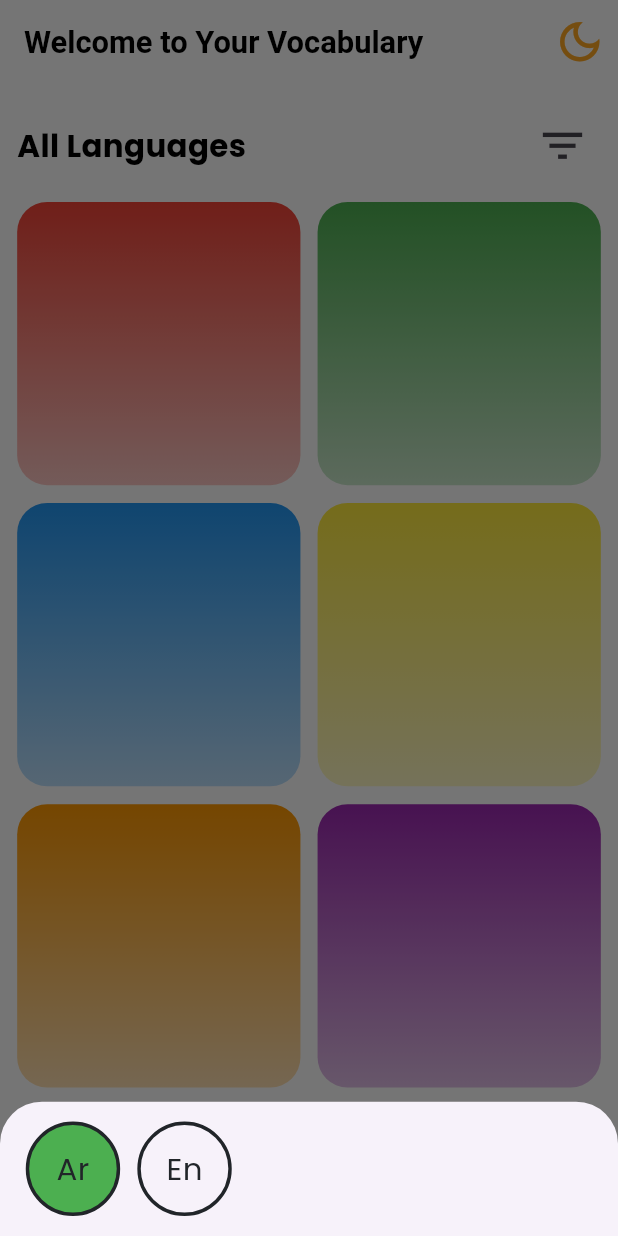
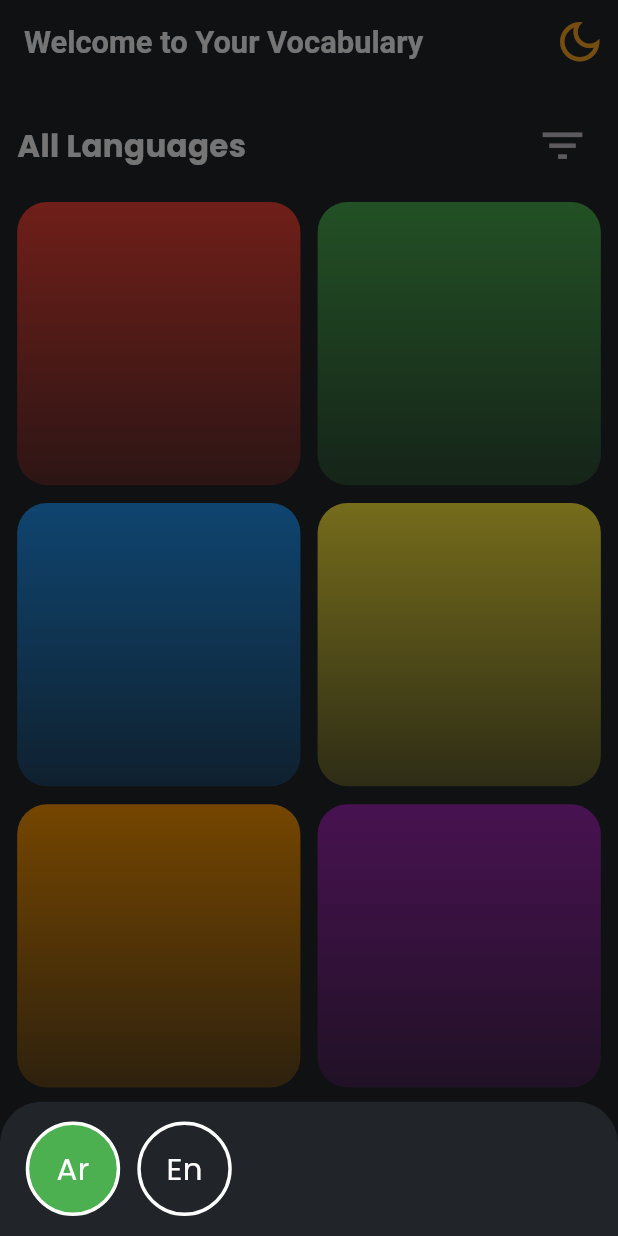
Before and after one commit to AbdoAlHady/Vocabulary_Note, a Flutter app: the screen it shows after launch, after a tap on the "add" icon, on a phone screen of 412 x 824 dp. Run offline on Flutter 3.47's test engine with Material 3 defaults, Android fonts, the phone set to English and light mode, and no system bars; drawn by our look-alikes of animated_text_kit; our stand-ins replace animated_background, flutter_bloc, flutter_screenutil, flutter_svg.

Commit message:
-added logic for change language type - handle text dark mode

```diff
--- a/lib/logic/write_note_cubit/write_note_cubit.dart
+++ b/lib/logic/write_note_cubit/write_note_cubit.dart
@@ -2,7 +2,9 @@ import 'package:flutter_bloc/flutter_bloc.dart';
 import 'package:vocabulary_note/logic/write_note_cubit/write_note_state.dart';
 
 class WriteNoteCubit extends Cubit<WriteNoteState> {
-  WriteNoteCubit() : super(const WriteNoteInitialState());
+  WriteNoteCubit() : super( WriteNoteInitialState());
+
+  WriteNoteCubit get(context) => BlocProvider.of<WriteNoteCubit>(context);
 
   bool isArabic = true;
   String text = '';
@@ -10,16 +12,16 @@ class WriteNoteCubit extends Cubit<WriteNoteState> {
 
   void updateLanguage(bool isArabic) {
     this.isArabic = isArabic;
-    emit(const WriteNoteInitialState());
+    emit( WriteNoteInitialState());
   }
 
   void updateText(String text) {
     this.text = text;
-    emit(const WriteNoteInitialState());
+    emit( WriteNoteInitialState());
   }
 
   void updateColor(int colorCode) {
     this.colorCode = colorCode;
-    emit(const WriteNoteInitialState());
+    emit( WriteNoteInitialState());
   }
 }
--- a/lib/logic/write_note_cubit/write_note_state.dart
+++ b/lib/logic/write_note_cubit/write_note_state.dart
@@ -1,21 +1,17 @@
 sealed class WriteNoteState {
-  const WriteNoteState();
 }
 
 class WriteNoteInitialState extends WriteNoteState {
-  const WriteNoteInitialState();
 }
 
 class WriteNoteLoadingState extends WriteNoteState {
-  const WriteNoteLoadingState();
 }
 
 class WriteNoteSuccessState extends WriteNoteState {
-  const WriteNoteSuccessState();
 }
 
 class WriteNoteErrorState extends WriteNoteState {
   final String errorMessage;
 
-  const WriteNoteErrorState(this.errorMessage);
+   WriteNoteErrorState(this.errorMessage);
 }
--- a/lib/ui/screens/home_screen.dart
+++ b/lib/ui/screens/home_screen.dart
@@ -2,6 +2,7 @@ import 'package:flutter/material.dart';
 import 'package:flutter_bloc/flutter_bloc.dart';
 import 'package:flutter_screenutil/flutter_screenutil.dart';
 import 'package:vocabulary_note/core/theme/app_colors.dart';
+import 'package:vocabulary_note/core/utis/extensions.dart';
 import 'package:vocabulary_note/helpers/spacing.dart';
 import 'package:vocabulary_note/logic/write_note_cubit/write_note_cubit.dart';
 import 'package:vocabulary_note/ui/widgets/home/add_note/add_note_bottom_sheet.dart';
@@ -22,6 +23,7 @@ class HomeScreen extends StatelessWidget {
         onPressed: () {
           showModalBottomSheet(
             context: context,
+            backgroundColor: context.isDark() ? AppColors.dark : AppColors.white,
             builder: (context) => BlocProvider(
               create: (context) => WriteNoteCubit(),
               child: const AddNoteBottomSheet(),
--- a/lib/ui/widgets/home/add_note/add_note_bottom_sheet.dart
+++ b/lib/ui/widgets/home/add_note/add_note_bottom_sheet.dart
@@ -14,14 +14,15 @@ class AddNoteBottomSheet extends StatelessWidget {
   Widget build(BuildContext context) {
     return BlocBuilder<WriteNoteCubit, WriteNoteState>(
       builder: (context, state) {
+        var cubit= WriteNoteCubit().get(context);
         return Container(
           width: double.infinity,
           padding: EdgeInsets.symmetric(horizontal: 15.w, vertical: 10.h),
-          child: const Column(
+          child:  Column(
             crossAxisAlignment: CrossAxisAlignment.start,
             mainAxisSize: MainAxisSize.min,
             children: [
-              ChoseLanguageType(isArabic: true, colorCode: 0xFF4CAF50),
+              ChoseLanguageType(isArabic: cubit.isArabic, colorCode: cubit.colorCode),
             ],
           ),
         );
--- a/lib/ui/widgets/home/add_note/chose_language_type.dart
+++ b/lib/ui/widgets/home/add_note/chose_language_type.dart
@@ -1,9 +1,11 @@
 import 'package:flutter/material.dart';
+import 'package:flutter_bloc/flutter_bloc.dart';
 import 'package:flutter_screenutil/flutter_screenutil.dart';
 import 'package:vocabulary_note/core/theme/app_colors.dart';
 import 'package:vocabulary_note/core/theme/app_text_styles.dart';
 import 'package:vocabulary_note/core/utis/extensions.dart';
 import 'package:vocabulary_note/helpers/spacing.dart';
+import 'package:vocabulary_note/logic/write_note_cubit/write_note_cubit.dart';
 
 class ChoseLanguageType extends StatelessWidget {
   const ChoseLanguageType({
@@ -23,8 +25,12 @@ class ChoseLanguageType extends StatelessWidget {
     );
   }
 
-  Container _buildChoseLanguageTypeItem({required String language, required bool isArabicLanguage , required BuildContext context}) {
-    return Container(
+  Widget _buildChoseLanguageTypeItem({required String language, required bool isArabicLanguage , required BuildContext context}) {
+    return InkWell(
+      onTap: () {
+       context.read<WriteNoteCubit>().updateLanguage(isArabicLanguage);
+      },
+      child: Container(
           width: 55.w,
           height: 55.h,
           alignment: Alignment.center,
@@ -43,6 +49,7 @@ class ChoseLanguageType extends StatelessWidget {
             color: context.isDark() ? Colors.white : AppColors.dark,
             ),
           ),
+        ),
     );
   }
 }
--- a/lib/ui/widgets/home/home_app_bar.dart
+++ b/lib/ui/widgets/home/home_app_bar.dart
@@ -2,6 +2,7 @@ import 'package:animated_text_kit/animated_text_kit.dart';
 import 'package:flutter/material.dart';
 import 'package:flutter_screenutil/flutter_screenutil.dart';
 import 'package:vocabulary_note/core/theme/app_colors.dart';
+import 'package:vocabulary_note/core/utis/extensions.dart';
 
 class HomeAppBar extends StatelessWidget implements PreferredSizeWidget {
   const HomeAppBar({
@@ -15,7 +16,7 @@ class HomeAppBar extends StatelessWidget implements PreferredSizeWidget {
         style: TextStyle(
             fontSize: 18.sp,
             fontWeight: FontWeight.w600,
-            color: Colors.black),
+            color: context.isDark()?AppColors.white :AppColors.dark),
         child: AnimatedTextKit(
           repeatForever: true,
           pause: const Duration(seconds: 2),
--- a/lib/ui/widgets/home/home_filter.dart
+++ b/lib/ui/widgets/home/home_filter.dart
@@ -1,4 +1,6 @@
 import 'package:flutter/material.dart';
+import 'package:vocabulary_note/core/theme/app_colors.dart';
+import 'package:vocabulary_note/core/utis/extensions.dart';
 
 import '../../../core/theme/app_text_styles.dart';
 
@@ -7,15 +9,14 @@ class HomeFilter extends StatelessWidget {
 
   @override
   Widget build(BuildContext context) {
-    return  Row(
+    return Row(
       children: [
-        Text(
-          'All Languages',
-          style: AppTextStyles.font18DarkBold,
-        ),
+        Text('All Languages',
+            style: AppTextStyles.font18DarkBold.copyWith(
+                color: context.isDark() ? AppColors.white : AppColors.dark)),
         const Spacer(),
         IconButton(
-          icon:  const Icon(
+          icon: const Icon(
             Icons.filter_list,
             size: 35,
           ),
--- a/lib/vocabulary_note_app.dart
+++ b/lib/vocabulary_note_app.dart
@@ -18,7 +18,7 @@ class VocabularyNoteApp extends StatelessWidget {
           debugShowCheckedModeBanner: false,
           onGenerateRoute: AppRouter().onGenerateRoute,
           initialRoute: Routes.splashScreen,
-          theme: AppTheme.lightTheme,
+          theme: AppTheme.darkTheme,
         );
       },
     );
```
Lines whose indentation alone changed are shown as unchanged.
